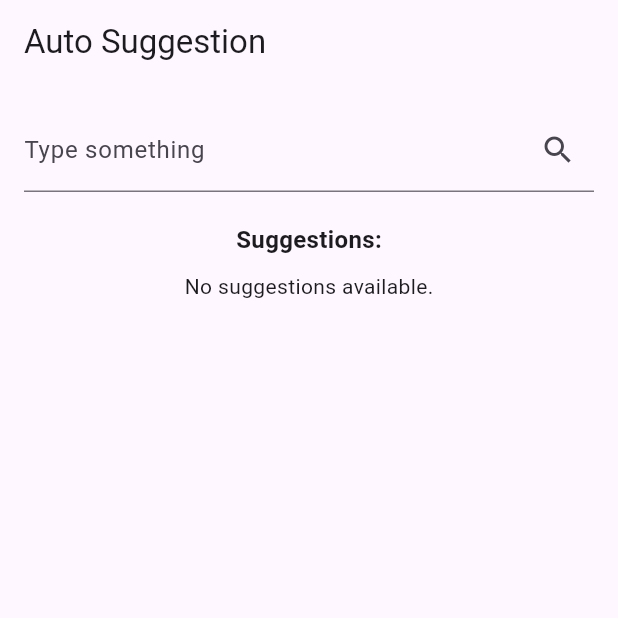
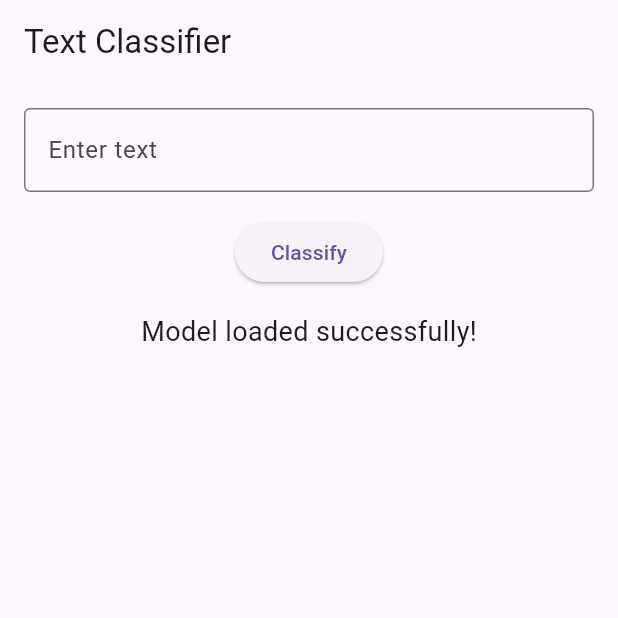
Before and after one commit to rohitcreoit/autosuggestion, a Flutter app: the screen it shows after launch, on a phone screen of 412 x 824 dp, the top half of it. Run offline on Flutter 3.47's test engine with Material 3 defaults, Android fonts, the phone set to English and light mode, and no system bars; missing offline and left inert: tflite_flutter.

Commit message:
- add text classifier for doctor model - update code

```diff
--- /dev/null
+++ b/assets/label_encoder.json
@@ -0,0 +1 @@
+["CONVERSATION", "DOCUMENT_RETRIEVAL"]
--- a/lib/main.dart
+++ b/lib/main.dart
@@ -1,4 +1,5 @@
 import 'package:autosuggestiontest/service/tensorflow.dart';
+import 'package:autosuggestiontest/ui/doctor_view.dart';
 import 'package:flutter/material.dart';
 
 void main() {
@@ -9,7 +10,7 @@ class MyApp extends StatelessWidget {
   @override
   Widget build(BuildContext context) {
     return MaterialApp(
-      home: SuggestionScreen(),
+      home: TextClassifierScreen(),
     );
   }
 }
--- /dev/null
+++ b/lib/ui/doctor_view.dart
@@ -0,0 +1,71 @@
+import 'package:flutter/material.dart';
+import '../service/text_classifier.dart';
+
+class TextClassifierScreen extends StatefulWidget {
+  @override
+  _TextClassifierScreenState createState() => _TextClassifierScreenState();
+}
+
+class _TextClassifierScreenState extends State<TextClassifierScreen> {
+  final TextEditingController _controller = TextEditingController();
+  final TFLiteTextClassifier _classifier = TFLiteTextClassifier();
+
+  String _result = "Enter a sentence to classify";
+
+  @override
+  void initState() {
+    super.initState();
+    _classifier.loadModelAssets().then((_) {
+      setState(() {
+        _result = "Model loaded successfully!";
+      });
+    }).catchError((error) {
+      setState(() {
+        _result = "Error loading model: $error";
+      });
+    });
+  }
+
+  void _classifyText() {
+    final inputText = _controller.text;
+    if (inputText.isEmpty) {
+      setState(() {
+        _result = "Please enter some text.";
+      });
+      return;
+    }
+
+    final result = _classifier.classifyText(inputText);
+    setState(() {
+      _result = "Predicted Label: $result";
+    });
+  }
+
+  @override
+  Widget build(BuildContext context) {
+    return Scaffold(
+      appBar: AppBar(title: Text('Text Classifier')),
+      body: Padding(
+        padding: const EdgeInsets.all(16.0),
+        child: Column(
+          children: [
+            TextField(
+              controller: _controller,
+              decoration: InputDecoration(
+                labelText: "Enter text",
+                border: OutlineInputBorder(),
+              ),
+            ),
+            SizedBox(height: 16),
+            ElevatedButton(
+              onPressed: _classifyText,
+              child: Text('Classify'),
+            ),
+            SizedBox(height: 16),
+            Text(_result, style: TextStyle(fontSize: 18)),
+          ],
+        ),
+      ),
+    );
+  }
+}
--- a/pubspec.yaml
+++ b/pubspec.yaml
@@ -62,6 +62,11 @@ flutter:
   assets:
     - assets/model.tflite
     - assets/tokenizer.json
+    - assets/text_vectorizer.pkl
+    - assets/text_vectorizer.json
+    - assets/new_model.tflite
+    - assets/label_encoder.json
+    - assets/label_encoder.pkl
 
   # An image asset can refer to one or more resolution-specific "variants", see
   # https://flutter.dev/to/resolution-aware-images
```
Also changed, not shown: assets/text_vectorizer.json (added, +1 -0 lines), lib/service/text_classifier.dart (added, +67 -0 lines), 3 other files.
